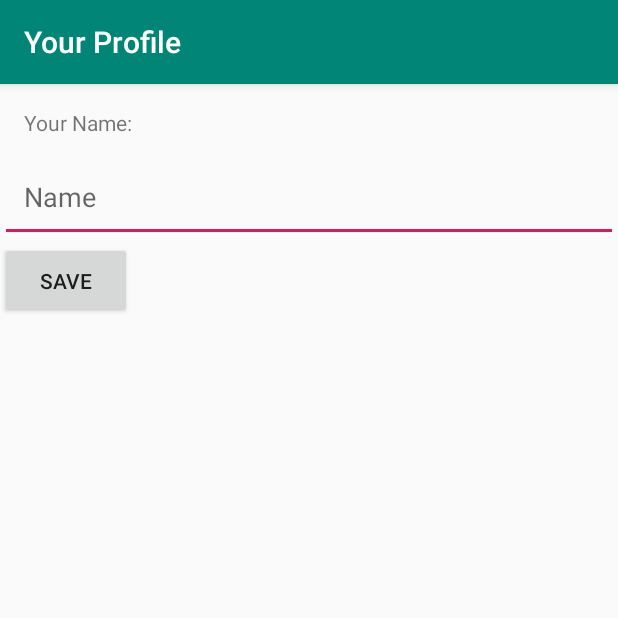
After one commit to EyyAuto/EyyAuto, an Android app: the ProfileActivity screen opened directly, with no data from a screen before it, on a phone screen of 412 x 824 dp, the top half of it. The commit adds this screen. Run offline under Robolectric (Android 15) with nearby library versions, the phone set to English and light mode, and no system bars; our stand-ins replace Firebase (no records; nobody signed in at launch, a user with empty details on screens opened directly); 4 statements that could not run were skipped.

Commit message:
Add Navigation Drawer to edit name and change app to dark mode. Closes #4

```diff
--- a/app/build.gradle
+++ b/app/build.gradle
@@ -45,6 +45,9 @@ dependencies {
     androidTestImplementation 'com.android.support.test:runner:1.0.2'
     androidTestImplementation 'com.android.support.test.espresso:espresso-core:3.0.2'
     implementation 'com.google.android.gms:play-services-location:16.0.0'
+    implementation 'com.android.support:appcompat-v7:28.0.0'
+    implementation 'com.android.support:design:28.0.0'
+
 }
 
 apply plugin: 'com.google.gms.google-services'
--- a/app/src/main/AndroidManifest.xml
+++ b/app/src/main/AndroidManifest.xml
@@ -46,6 +46,8 @@
         <activity android:name=".MainActivity" />
         <activity android:name=".MapActivity"
             android:label="@string/map_title"></activity>
+        <activity android:name=".ProfileActivity"
+            android:label="@string/nav_profile"></activity>
     </application>
 
 </manifest>
--- /dev/null
+++ b/app/src/main/java/in/ac/nitc/eyyauto/ProfileActivity.java
@@ -0,0 +1,160 @@
+package in.ac.nitc.eyyauto;
+
+import android.content.Intent;
+import android.os.Bundle;
+import android.support.design.widget.NavigationView;
+import android.support.v4.view.GravityCompat;
+import android.support.v4.widget.DrawerLayout;
+import android.support.v7.app.ActionBar;
+import android.support.v7.app.AppCompatActivity;
+import android.support.v7.app.AppCompatDelegate;
+import android.support.v7.widget.Toolbar;
+import android.util.Log;
+import android.view.MenuItem;
+import android.view.View;
+import android.widget.Button;
+import android.widget.EditText;
+import android.widget.ImageButton;
+import android.widget.TextView;
+import android.widget.Toast;
+
+import com.google.firebase.auth.FirebaseAuth;
+import com.google.firebase.auth.FirebaseUser;
+
+import in.ac.nitc.eyyauto.handlers.UserHandler;
+import in.ac.nitc.eyyauto.models.User;
+
+import static in.ac.nitc.eyyauto.Constants.INTENT_USER;
+
+public class ProfileActivity extends AppCompatActivity {
+
+
+    private static final String TAG = "ProfileActivity";
+    private UserHandler mUserHandler;
+    private User user;
+
+    private FirebaseUser mUser;
+
+    private Button mConfirm;
+    private EditText mNameField;
+    private String mUserId;
+
+    private DrawerLayout drawerLayout;
+
+
+    @Override
+    protected void onCreate(Bundle savedInstanceState) {
+
+        if (AppCompatDelegate.getDefaultNightMode() == AppCompatDelegate.MODE_NIGHT_YES) {
+            setTheme(R.style.AppThemeDark);
+        }
+
+        super.onCreate(savedInstanceState);
+
+        user = (User) getIntent().getExtras().get(INTENT_USER);
+        mUserHandler = new UserHandler();
+        setDetailsView();
+        setNavDrawer(user);
+    }
+
+    private void setDetailsView() {
+        setContentView(R.layout.activity_profile);
+        mUser = FirebaseAuth.getInstance().getCurrentUser();
+        mUserId = mUser.getUid();
+        mConfirm = findViewById(R.id.confirmUpdate);
+        mNameField = findViewById(R.id.nameUpdate);
+        mNameField.setText(user.getName());
+        mConfirm.setOnClickListener(new View.OnClickListener() {
+            @Override
+            public void onClick(View v) {
+                saveUserInformation();
+            }
+        });
+    }
+    private void saveUserInformation() {
+        String mName = mNameField.getText().toString();
+        if (mName.isEmpty()) {
+            Toast.makeText(this, R.string.registration_error, Toast.LENGTH_SHORT).show();
+            return;
+        }
+        user = new User(mName, mUser.getPhoneNumber());
+        mUserHandler.putValue(mUserId, user);
+        Toast.makeText(this, "Updated profile successfully", Toast.LENGTH_SHORT).show();
+        // switch to maps activity here
+        Intent i = new Intent(ProfileActivity.this, MapActivity.class);
+        i.putExtra(INTENT_USER,user);
+        startActivity(i);
+        finish();
+    }
+
+
+    private void setNavDrawer(User user){
+        Log.d(TAG, "setNavDrawer: setting name " + user.getName());
+        NavigationView navigationView = (NavigationView) findViewById(R.id.nav_view2);
+        View header = navigationView.getHeaderView(0);
+        TextView nameView = (TextView)header.findViewById(R.id.nav_name);
+        nameView.setText(user.getName());
+
+
+        drawerLayout = findViewById(R.id.drawer_layout2);
+        navigationView.setNavigationItemSelectedListener(
+                new NavigationView.OnNavigationItemSelectedListener() {
+                    @Override
+                    public boolean onNavigationItemSelected(MenuItem menuItem) {
+                        menuItem.setChecked(true); // set item as selected to persist highlight
+                        drawerLayout.closeDrawers();
+
+                        displayMap(menuItem.getItemId());
+                        return true;
+                    }
+                });
+
+        ImageButton uiMode= (ImageButton) header.findViewById(R.id.ui_mode);
+        uiMode.setOnClickListener(new View.OnClickListener(){
+            @Override
+            public void onClick(View v) {
+                switch(AppCompatDelegate.getDefaultNightMode()) {
+                    // do stuff
+                    case AppCompatDelegate.MODE_NIGHT_NO:
+                        AppCompatDelegate
+                            .setDefaultNightMode(AppCompatDelegate.MODE_NIGHT_YES);
+                        break;
+                    case AppCompatDelegate.MODE_NIGHT_YES:
+                        AppCompatDelegate
+                            .setDefaultNightMode(AppCompatDelegate.MODE_NIGHT_NO);
+                        break;
+                    default:
+                        AppCompatDelegate
+                            .setDefaultNightMode(AppCompatDelegate.MODE_NIGHT_YES);
+                        break;
+                }
+                recreate();
+            }
+        });
+    }
+    @Override
+    public boolean onOptionsItemSelected(MenuItem item) {
+        switch (item.getItemId()) {
+            case android.R.id.home:
+                drawerLayout.openDrawer(GravityCompat.START);
+                return true;
+        }
+        return super.onOptionsItemSelected(item);
+    }
+
+
+    private void displayMap(int itemId){
+        Log.d(TAG, "displayScreen: new Activity");
+        switch (itemId) {
+            case R.id.nav_profile:
+                break;
+            case R.id.nav_map:
+                Intent i = new Intent(ProfileActivity.this,MapActivity.class);
+                i.putExtra(INTENT_USER,user);
+                startActivity(i);
+                finish();
+                break;
+        }
+
+    }
+}
--- /dev/null
+++ b/app/src/main/res/drawable/resize_bg.xml
@@ -0,0 +1,4 @@
+<?xml version="1.0" encoding="utf-8"?>
+<bitmap xmlns:android="http://schemas.android.com/apk/res/android"
+    android:gravity="fill"
+    android:src="@drawable/bg_2" />
--- /dev/null
+++ b/app/src/main/res/layout/activity_profile.xml
@@ -0,0 +1,57 @@
+<?xml version="1.0" encoding="utf-8"?>
+<!-- Use DrawerLayout as root container for activity -->
+<android.support.v4.widget.DrawerLayout xmlns:android="http://schemas.android.com/apk/res/android"
+    xmlns:app="http://schemas.android.com/apk/res-auto"
+    android:id="@+id/drawer_layout2"
+    android:layout_width="match_parent"
+    android:layout_height="match_parent"
+    android:fitsSystemWindows="true">
+
+<LinearLayout
+    xmlns:android="http://schemas.android.com/apk/res/android"
+    xmlns:app="http://schemas.android.com/apk/res-auto"
+    android:layout_width="match_parent"
+    android:layout_height="match_parent"
+    android:orientation="vertical">
+
+    <TextView
+        android:layout_width="wrap_content"
+        android:layout_height="wrap_content"
+        android:text="Your Name:"
+        android:padding="16dp"
+        />
+
+    <EditText
+        android:id="@+id/nameUpdate"
+        android:paddingBottom="16dp"
+        android:paddingLeft="16dp"
+        android:layout_width="match_parent"
+        android:layout_height="54dp"
+        android:hint="Name"
+        app:layout_constraintBottom_toTopOf="@+id/confirmUpdate"
+        app:layout_constraintEnd_toEndOf="parent"
+        app:layout_constraintStart_toStartOf="parent" />
+
+    <Button
+        android:id="@+id/confirmUpdate"
+        android:padding="16dp"
+        android:layout_width="wrap_content"
+        android:layout_height="wrap_content"
+        android:text="Save"
+        app:layout_constraintEnd_toEndOf="parent"
+        app:layout_constraintStart_toStartOf="parent"
+        app:layout_constraintTop_toTopOf="parent" />
+
+</LinearLayout>
+    <!-- Container for contents of drawer - use NavigationView to make configuration easier -->
+
+<android.support.design.widget.NavigationView
+        android:id="@+id/nav_view2"
+        android:layout_width="wrap_content"
+        android:layout_height="match_parent"
+        android:layout_gravity="start"
+        android:fitsSystemWindows="true"
+        app:menu="@menu/drawer_view"
+        app:headerLayout="@layout/nav_header"/>
+
+</android.support.v4.widget.DrawerLayout>
--- /dev/null
+++ b/app/src/main/res/menu/drawer_view.xml
@@ -0,0 +1,14 @@
+<?xml version="1.0" encoding="utf-8"?>
+<menu xmlns:android="http://schemas.android.com/apk/res/android"
+    xmlns:app="http://schemas.android.com/apk/res-auto">
+    <group android:checkableBehavior="single">
+        <item
+            android:id="@+id/nav_profile"
+            android:icon="@android:drawable/ic_menu_myplaces"
+            android:title="@string/nav_profile" />
+        <item
+            android:id="@+id/nav_map"
+            android:icon="@android:drawable/ic_menu_mylocation"
+            android:title="@string/nav_map" />
+    </group>
+</menu>
--- a/app/src/main/res/values/strings.xml
+++ b/app/src/main/res/values/strings.xml
@@ -9,4 +9,7 @@
     <string name="map_title">Map Activity</string>
     <string name="open_map">Open Map</string>
     <string name="title_activity_maps_auto_generated">MapAutoGenerated</string>
+
+    <string name="nav_profile">Your Profile</string>
+    <string name="nav_map">Book Auto</string>
 </resources>
--- a/app/src/main/res/values/styles.xml
+++ b/app/src/main/res/values/styles.xml
@@ -7,5 +7,16 @@
         <item name="colorPrimaryDark">@color/colorPrimaryDark</item>
         <item name="colorAccent">@color/colorAccent</item>
     </style>
-
+    <style name="AppThemeDark" parent="Theme.AppCompat">
+        <!-- Customize your theme here. -->
+        <item name="colorPrimary">@color/colorPrimary</item>
+        <item name="colorPrimaryDark">@color/colorPrimaryDark</item>
+        <item name="colorAccent">@color/colorAccent</item>
+        <item name="android:windowAnimationStyle">@style/WindowAnimationTransition</item>
+    </style>
+    <!-- This will set the fade in animation on all your activities by default -->
+    <style name="WindowAnimationTransition">
+        <item name="android:windowEnterAnimation">@android:anim/fade_in</item>
+        <item name="android:windowExitAnimation">@android:anim/fade_out</item>
+    </style>
 </resources>
```
Also changed, not shown: app/src/main/java/in/ac/nitc/eyyauto/MapActivity.java (+97 -7 lines), app/src/main/res/layout/activity_map.xml (+24 -2 lines), app/src/main/res/layout/nav_header.xml (added, +27 -0 lines), app/src/main/res/raw/style_json.json (added, +191 -0 lines), app/src/main/res/drawable/auto_yellow.png (added), app/src/main/res/drawable/bg_2.png (added).
